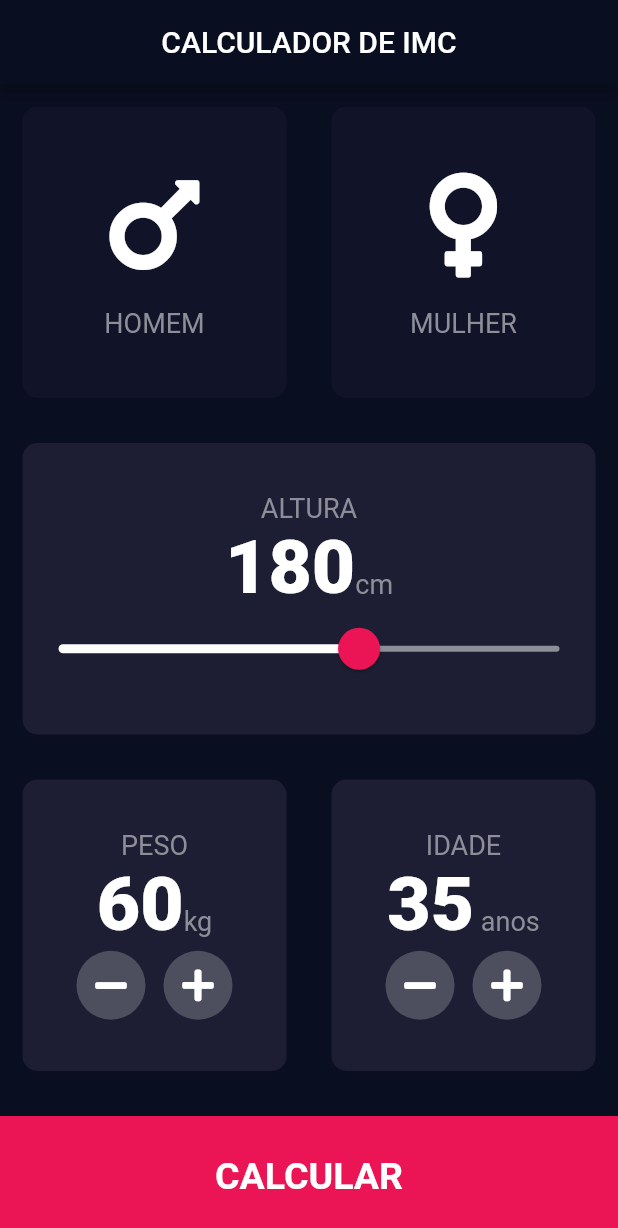
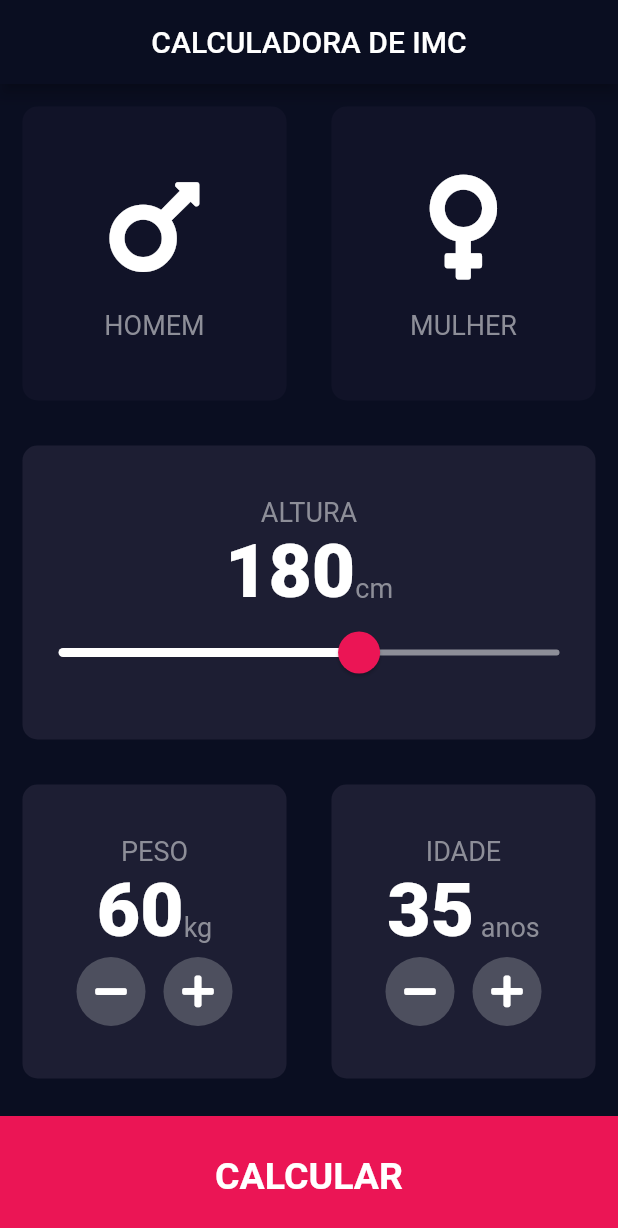
Before and after one commit to lincolnarrais/Calculadora_IMC, a Flutter app: the screen it shows after launch, on a phone screen of 412 x 824 dp. Shown: the top 1228 px of the screen. Run offline on Flutter 3.47's test engine with Material 2 defaults, Android fonts, the phone set to English and light mode, and no system bars; our stand-ins replace font_awesome_flutter.

```diff
--- a/lib/input_page.dart
+++ b/lib/input_page.dart
@@ -3,6 +3,7 @@ import 'package:font_awesome_flutter/font_awesome_flutter.dart';
 
 import 'constants.dart';
 import 'gender_card_content.dart';
+import 'results_page.dart';
 import 'reusable_card.dart';
 import 'round_icon_button.dart';
 
@@ -26,7 +27,7 @@ class _InputPageState extends State<InputPage> {
   Widget build(BuildContext context) {
     return Scaffold(
       appBar: AppBar(
-        title: Text('CALCULADOR DE IMC'),
+        title: Text('CALCULADORA DE IMC'),
         centerTitle: true,
       ),
       body: Column(
@@ -235,8 +236,17 @@ class _InputPageState extends State<InputPage> {
               ],
             ),
           ),
-          Container(
-            margin: EdgeInsets.only(top: 15),
+          GestureDetector(
+            onTap: () {
+              Navigator.push(
+                context,
+                MaterialPageRoute(
+                  builder: (context) => ResultsPage(),
+                ),
+              );
+            },
+            child: Container(
+              margin: EdgeInsets.only(top: 10),
               height: kBottomContainerHeight,
               width: double.infinity,
               color: kBottomContainerColor,
@@ -250,6 +260,7 @@ class _InputPageState extends State<InputPage> {
                 ),
               ),
             ),
+          ),
         ],
       ),
     );
```
Also changed, not shown: lib/results_page.dart (added, +15 -0 lines). Lines whose indentation alone changed are shown as unchanged.
